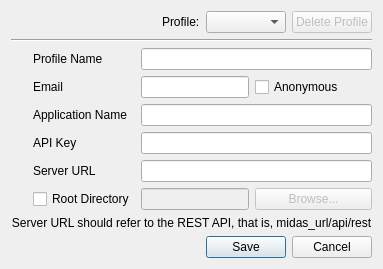
This is Application/MIDASDesktop/GUI/CreateProfileUI.ui in cpatrick/MidasClient as Qt 5 draws it before an edit. The edited form follows.
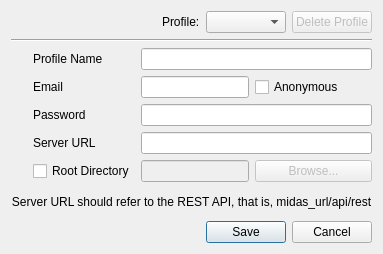
This is the edited form. Icons and pictures are not drawn.

Commit message:
ENH: Allow users to create a profile using the Default API key, which is based on their username and password.  This saves them the trouble of having to create and copy/paste a web api key.
SVN-Revision: 3366

Patch:
```diff
--- a/Application/MIDASDesktop/GUI/CreateProfileUI.ui
+++ b/Application/MIDASDesktop/GUI/CreateProfileUI.ui
@@ -6,8 +6,8 @@
    <rect>
     <x>0</x>
     <y>0</y>
-    <width>343</width>
-    <height>263</height>
+    <width>350</width>
+    <height>254</height>
    </rect>
   </property>
   <property name="windowTitle">
@@ -88,7 +88,7 @@
      <item row="1" column="2" colspan="2">
       <widget class="QLineEdit" name="emailEdit"/>
      </item>
-     <item row="3" column="0">
+     <item row="2" column="0">
       <widget class="QLabel" name="label_6">
        <property name="minimumSize">
         <size>
@@ -113,30 +113,20 @@
        </property>
       </widget>
      </item>
-     <item row="2" column="1">
-      <widget class="QLabel" name="label_3">
-       <property name="text">
-        <string>Application Name</string>
-       </property>
-      </widget>
-     </item>
      <item row="2" column="2" colspan="3">
       <widget class="QLineEdit" name="apiNameEdit"/>
      </item>
-     <item row="3" column="2" colspan="3">
-      <widget class="QLineEdit" name="apiKeyEdit"/>
-     </item>
-     <item row="3" column="1">
+     <item row="2" column="1">
       <widget class="QLabel" name="label_4">
        <property name="text">
-        <string>API Key</string>
+        <string>Password</string>
        </property>
       </widget>
      </item>
-     <item row="4" column="2" colspan="3">
+     <item row="3" column="2" colspan="3">
       <widget class="QLineEdit" name="serverURLEdit"/>
      </item>
-     <item row="4" column="0">
+     <item row="3" column="0">
       <widget class="QLabel" name="label_8">
        <property name="minimumSize">
         <size>
@@ -161,7 +151,7 @@
        </property>
       </widget>
      </item>
-     <item row="4" column="1">
+     <item row="3" column="1">
       <widget class="QLabel" name="label_7">
        <property name="text">
         <string>Server URL</string>
@@ -198,14 +188,14 @@
        </property>
       </widget>
      </item>
-     <item row="5" column="2" colspan="2">
+     <item row="4" column="2" colspan="2">
       <widget class="QLineEdit" name="rootDirEdit">
        <property name="enabled">
         <bool>false</bool>
        </property>
       </widget>
      </item>
-     <item row="5" column="4">
+     <item row="4" column="4">
       <widget class="QPushButton" name="browseButton">
        <property name="enabled">
         <bool>false</bool>
@@ -233,7 +223,7 @@
        </property>
       </widget>
      </item>
-     <item row="5" column="1">
+     <item row="4" column="1">
       <widget class="QCheckBox" name="rootDirCheckbox">
        <property name="enabled">
         <bool>true</bool>
@@ -243,7 +233,7 @@
        </property>
       </widget>
      </item>
-     <item row="5" column="0">
+     <item row="4" column="0">
       <widget class="QLabel" name="label_11">
        <property name="text">
         <string/>
```
Left out of the diff: 10 changed lines with no effect on the pictures. The commit also changes 5 other files.
